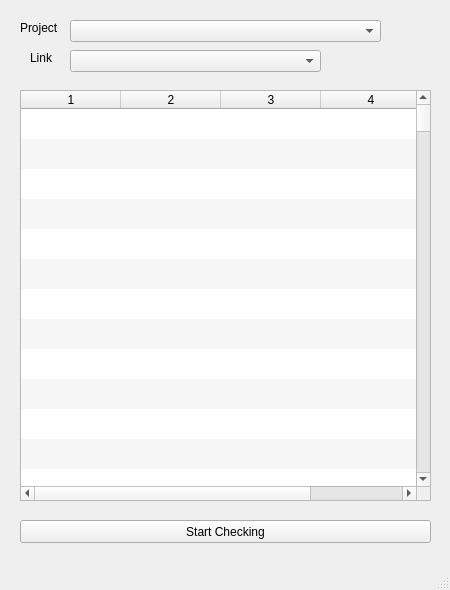
Qt form checker_anim_tool.ui (gastonsbodio/maya_jira_perforce) before a commit.
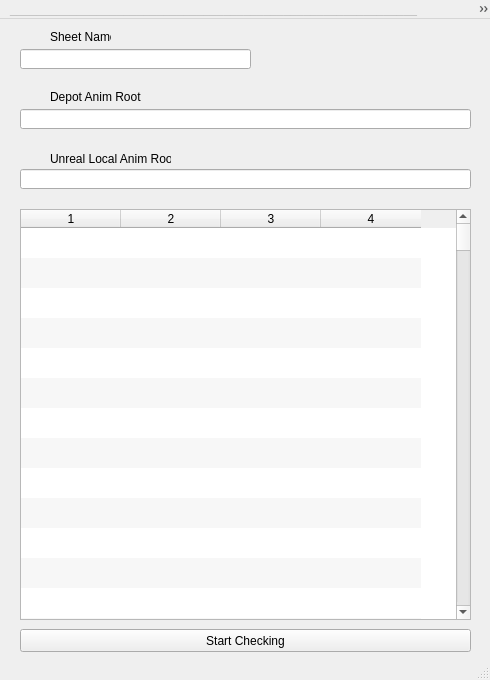
The same form after that commit.

Commit message: new ui generic for anim check tool

```diff
--- a/checker_anim_tool.ui
+++ b/checker_anim_tool.ui
@@ -6,66 +6,46 @@
    <rect>
     <x>0</x>
     <y>0</y>
-    <width>450</width>
-    <height>590</height>
+    <width>490</width>
+    <height>680</height>
    </rect>
   </property>
   <property name="windowTitle">
    <string>Animation Checker</string>
   </property>
   <widget class="QWidget" name="centralwidget">
-   <widget class="QComboBox" name="comboBox">
+   <widget class="QLabel" name="lab_art_root">
     <property name="geometry">
      <rect>
-      <x>70</x>
-      <y>20</y>
-      <width>311</width>
-      <height>22</height>
-     </rect>
-    </property>
-   </widget>
-   <widget class="QComboBox" name="comboBox_2">
-    <property name="geometry">
-     <rect>
-      <x>70</x>
-      <y>50</y>
-      <width>251</width>
-      <height>22</height>
-     </rect>
-    </property>
-   </widget>
-   <widget class="QLabel" name="label">
-    <property name="geometry">
-     <rect>
-      <x>20</x>
-      <y>20</y>
-      <width>41</width>
+      <x>50</x>
+      <y>70</y>
+      <width>91</width>
       <height>16</height>
      </rect>
     </property>
     <property name="text">
-     <string>Project</string>
+     <string>Depot Anim Root</string>
     </property>
    </widget>
    <widget class="QLabel" name="label_2">
     <property name="geometry">
      <rect>
-      <x>30</x>
-      <y>50</y>
-      <width>31</width>
-      <height>16</height>
+      <x>50</x>
+      <y>130</y>
+      <width>121</width>
+      <height>20</height>
      </rect>
     </property>
     <property name="text">
-     <string>Link</string>
+     <string>Unreal Local Anim Root</string>
     </property>
    </widget>
    <widget class="QTableWidget" name="table_anim_check">
     <property name="geometry">
      <rect>
       <x>20</x>
-      <y>90</y>
-      <width>411</width>
+      <y>190</y>
+      <width>451</width>
       <height>411</height>
      </rect>
     </property>
@@ -1128,8 +1108,8 @@
     <property name="geometry">
      <rect>
       <x>20</x>
-      <y>520</y>
-      <width>411</width>
+      <y>610</y>
+      <width>451</width>
       <height>23</height>
      </rect>
     </property>
@@ -1140,16 +1120,75 @@
      <string>Start Checking</string>
     </property>
    </widget>
+   <widget class="QLineEdit" name="lineEd_google_sheet_na">
+    <property name="geometry">
+     <rect>
+      <x>20</x>
+      <y>30</y>
+      <width>231</width>
+      <height>20</height>
+     </rect>
+    </property>
+   </widget>
+   <widget class="QLabel" name="lab_googlesheet_na">
+    <property name="geometry">
+     <rect>
+      <x>50</x>
+      <y>10</y>
+      <width>61</width>
+      <height>16</height>
+     </rect>
+    </property>
+    <property name="text">
+     <string>Sheet Name</string>
+    </property>
+   </widget>
+   <widget class="QLineEdit" name="lineEd_depot_anim_root">
+    <property name="geometry">
+     <rect>
+      <x>20</x>
+      <y>90</y>
+      <width>451</width>
+      <height>20</height>
+     </rect>
+    </property>
+   </widget>
+   <widget class="QLineEdit" name="lineEd_unreal_anim_root">
+    <property name="geometry">
+     <rect>
+      <x>20</x>
+      <y>150</y>
+      <width>451</width>
+      <height>20</height>
+     </rect>
+    </property>
+   </widget>
   </widget>
   <widget class="QMenuBar" name="menubar">
    <property name="geometry">
     <rect>
      <x>0</x>
      <y>0</y>
-     <width>450</width>
+     <width>490</width>
      <height>21</height>
     </rect>
    </property>
+   <widget class="QMenu" name="menuinstructions">
+    <property name="enabled">
+     <bool>false</bool>
+    </property>
+    <property name="title">
+     <string>_____________________________________________________________</string>
+    </property>
+   </widget>
+   <widget class="QMenu" name="menuinstruction">
+    <property name="title">
+     <string>Instructions</string>
+    </property>
+    <addaction name="actionfirst_steps"/>
+   </widget>
+   <addaction name="menuinstructions"/>
+   <addaction name="menuinstruction"/>
   </widget>
   <widget class="QStatusBar" name="statusbar"/>
  </widget>
```
Left out of the diff: 12 changed lines with no effect on the pictures.
